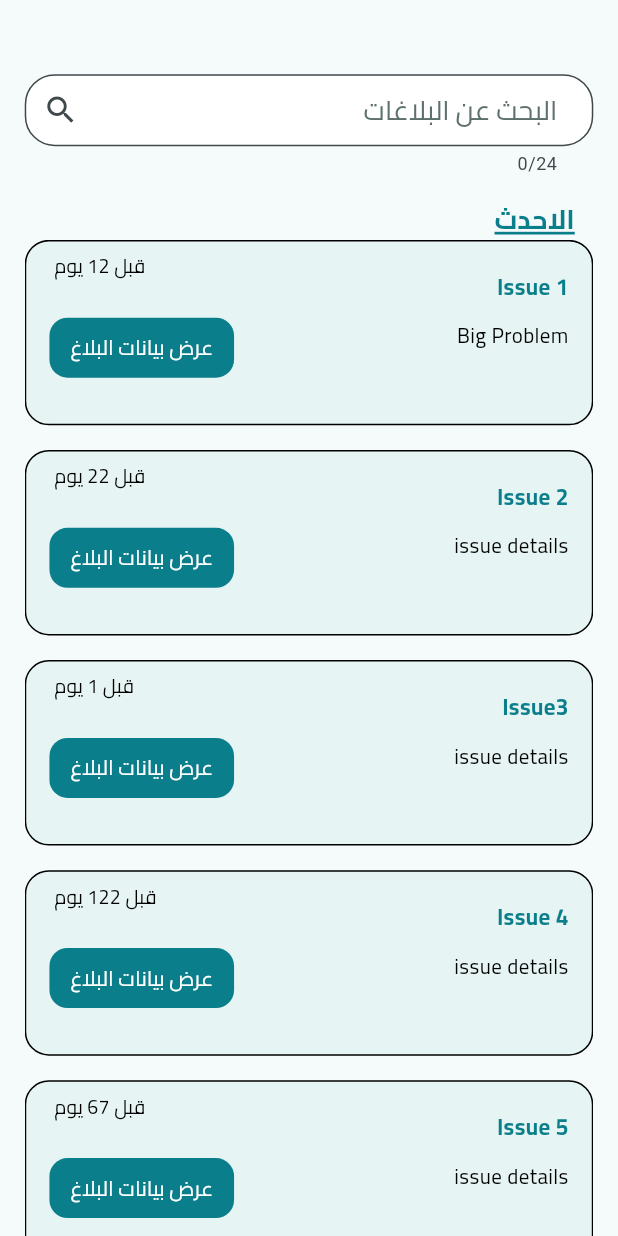
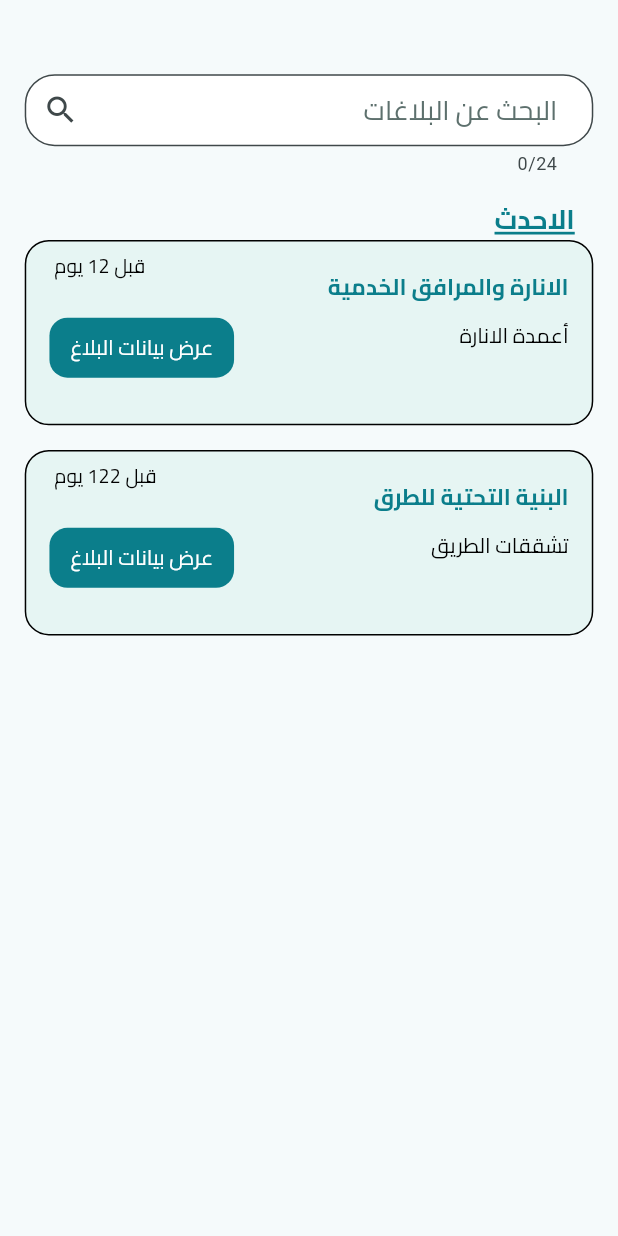
Before and after one commit to Abdullah-Jehani/Eamar_app, a Flutter app: the CenterScreen screen opened directly, on a phone screen of 412 x 824 dp. Run offline on Flutter 3.47's test engine with Material 3 defaults, Android fonts, the phone set to English and light mode, and no system bars; our stand-ins replace confetti, flutter_svg, google_nav_bar, image_picker, line_icons, shared_preferences and 1 more; missing offline and left inert: iconify_flutter; accounts and stored records are empty.

```diff
--- a/lib/screens/main/center_screen.dart
+++ b/lib/screens/main/center_screen.dart
@@ -1,8 +1,8 @@
 import 'package:eamar_app/helpers/colors.dart';
 import 'package:eamar_app/widgets/center/card_widget.dart';
+import 'package:eamar_app/widgets/home/button_widget.dart';
 import 'package:flutter/material.dart';
 import 'package:flutter/widgets.dart';
-import 'package:flutter_svg/flutter_svg.dart';
 
 class CenterScreen extends StatefulWidget {
   const CenterScreen({Key? key});
@@ -15,34 +15,16 @@ class _CenterScreenState extends State<CenterScreen> {
   List<Map<String, dynamic>> reports = [
     {
       "id": 1,
-      "issueType": "Issue 1",
-      "issueDetails": 'Big Problem',
+      'issueType': 'الانارة والمرافق الخدمية',
+      "issueDetails": 'أعمدة الانارة',
       "days": 12
     },
     {
       "id": 2,
-      "issueType": "Issue 2",
-      "issueDetails": 'issue details',
-      "days": 22
-    },
-    {
-      "id": 3,
-      "issueType": "Issue3",
-      "issueDetails": 'issue details',
-      "days": 1
-    },
-    {
-      "id": 4,
-      "issueType": "Issue 4",
-      "issueDetails": 'issue details',
+      'issueType': 'البنية التحتية للطرق',
+      "issueDetails": 'تشققات الطريق',
       "days": 122
-    },
-    {
-      "id": 5,
-      "issueType": "Issue 5",
-      "issueDetails": 'issue details',
-      "days": 67
-    },
+    }
   ];
   List<Map<String, dynamic>> foundReports = [];
   @override
@@ -74,7 +56,8 @@ class _CenterScreenState extends State<CenterScreen> {
     Size size = MediaQuery.of(context).size;
 
     return Scaffold(
-      body: Padding(
+        body: reports.isNotEmpty
+            ? Padding(
                 padding: EdgeInsets.symmetric(horizontal: size.width * .04),
                 child: Column(
                   crossAxisAlignment: CrossAxisAlignment.end,
@@ -91,21 +74,24 @@ class _CenterScreenState extends State<CenterScreen> {
                       decoration: InputDecoration(
                         hintText: 'البحث عن البلاغات',
                         hintStyle: TextStyle(
-                    fontFamily: 'cairo', fontSize: 18, color: textColor),
+                            fontFamily: 'cairo',
+                            fontSize: 18,
+                            color: textColor),
                         border: OutlineInputBorder(
                           borderRadius: BorderRadius.circular(20),
                         ),
                         filled: true,
                         fillColor: Colors.white,
-                contentPadding: const EdgeInsets.symmetric(horizontal: 20),
+                        contentPadding:
+                            const EdgeInsets.symmetric(horizontal: 20),
                         prefixIcon: const Icon(
                           Icons.search,
                         ),
                         focusedBorder: OutlineInputBorder(
                           borderRadius: BorderRadius.circular(20),
                           borderSide: BorderSide(
-                    color: textColor
-                        .withOpacity(.4), // Set the focused border color here
+                            color: textColor.withOpacity(
+                                .4), // Set the focused border color here
                             width: 2.0,
                           ),
                         ),
@@ -146,7 +132,8 @@ class _CenterScreenState extends State<CenterScreen> {
                                   return ReportCard(
                                     key: ValueKey(foundReports[index]["id"]),
                                     issueType: foundReports[index]["issueType"],
-                            issueDetail: foundReports[index]["issueDetails"],
+                                    issueDetail: foundReports[index]
+                                        ["issueDetails"],
                                     days: foundReports[index]["days"],
                                   );
                                 },
@@ -173,7 +160,35 @@ class _CenterScreenState extends State<CenterScreen> {
                               )),
                   ],
                 ),
+              )
+            : Align(
+                alignment: Alignment.center,
+                child: Column(
+                  mainAxisAlignment: MainAxisAlignment.center,
+                  children: [
+                    Image.asset('assets/icons/NoReportedIssueFoundeed.png'),
+                    SizedBox(
+                      height: size.height * .05,
                     ),
-    );
+                    const Text(
+                      'عذرا, يبدو انه لا يوجد لديك أي بلاغات سابقة !',
+                      textAlign: TextAlign.center,
+                      style: TextStyle(
+                          color: Colors.black,
+                          fontSize: 20,
+                          fontWeight: FontWeight.bold,
+                          fontFamily: 'cairo'),
+                    ),
+                    SizedBox(
+                      height: size.height * .04,
+                    ),
+                    Padding(
+                      padding:
+                          EdgeInsets.symmetric(horizontal: size.width * .3),
+                      child: const ButtonWidget(text: 'ارفع بلاغ'),
+                    )
+                  ],
+                ),
+              ));
   }
 }
```
Also changed, not shown: assets/icons/NoReportedIssueFoundeed.png (added). Lines whose indentation alone changed are shown as unchanged.
